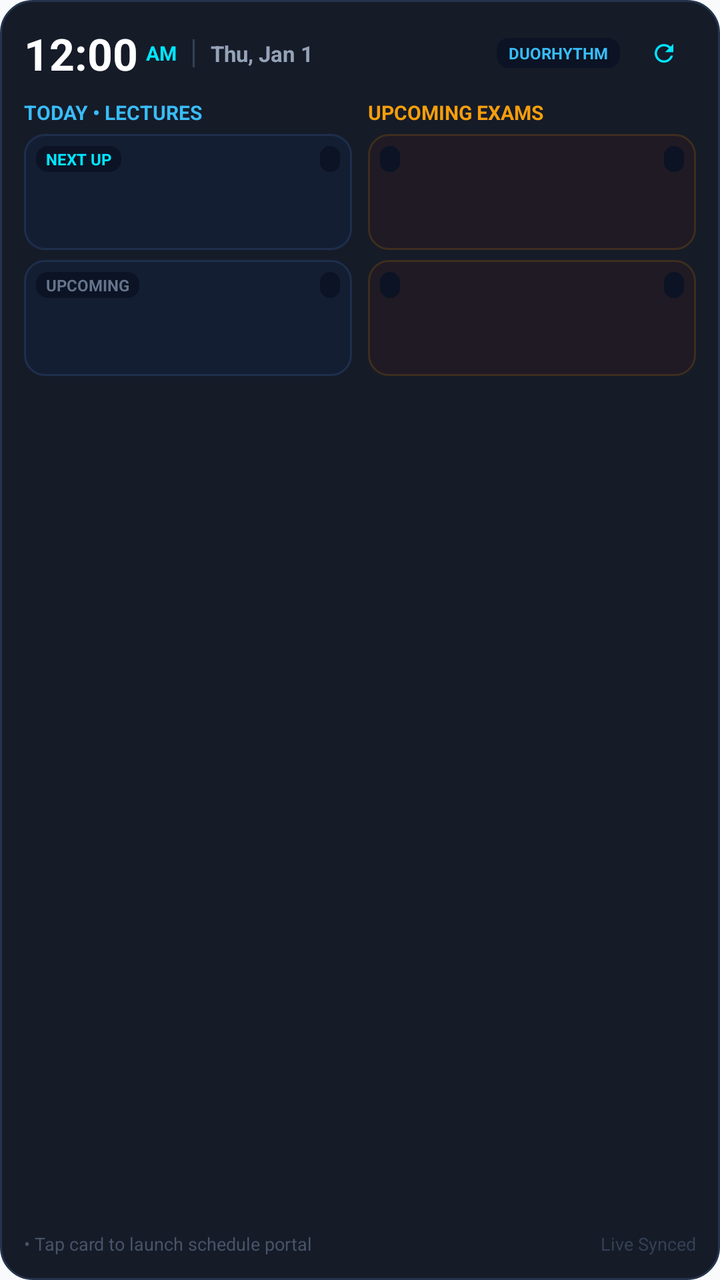
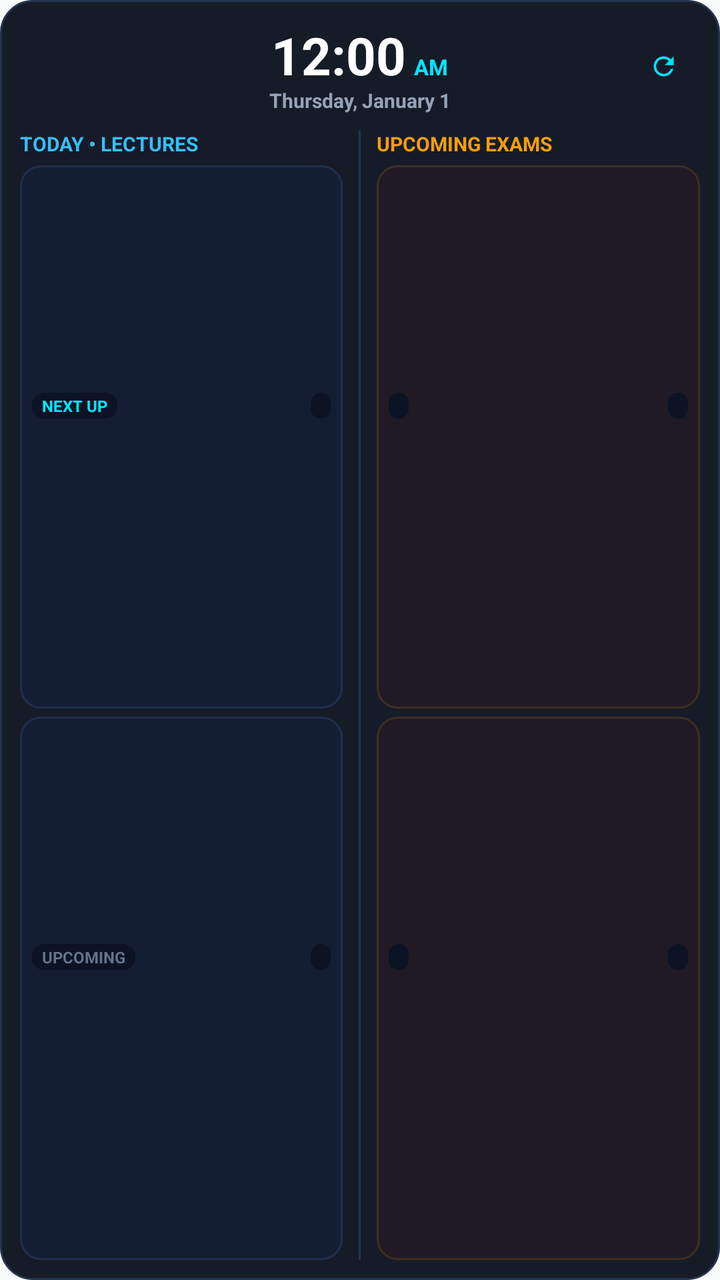

An Android layout rendered at two revisions. The XML below is the earlier revision; the diff shows what the commit changed to produce the second picture.
<!-- AndroidManifest.xml: application theme Theme.LifeSync -->
<!-- res/layout/widget_academic_hub.xml -->
<?xml version="1.0" encoding="utf-8"?>
<LinearLayout xmlns:android="http://schemas.android.com/apk/res/android"
    android:id="@+id/layoutWidgetRoot"
    android:layout_width="match_parent"
    android:layout_height="match_parent"
    android:background="@drawable/bg_widget_glass_oled"
    android:orientation="vertical"
    android:padding="12dp">

    
    <LinearLayout
        android:layout_width="match_parent"
        android:layout_height="wrap_content"
        android:gravity="center_vertical"
        android:orientation="horizontal">

        
        <LinearLayout
            android:layout_width="0dp"
            android:layout_height="wrap_content"
            android:layout_weight="1"
            android:gravity="center_vertical"
            android:orientation="horizontal">

            <TextClock
                android:id="@+id/tcWidgetClock"
                android:layout_width="wrap_content"
                android:layout_height="wrap_content"
                android:format12Hour="h:mm"
                android:textColor="#FFFFFF"
                android:textSize="22sp"
                android:textStyle="bold" />

            <TextClock
                android:id="@+id/tcWidgetAmPm"
                android:layout_width="wrap_content"
                android:layout_height="wrap_content"
                android:layout_marginStart="4dp"
                android:format12Hour="a"
                android:textColor="#00E5FF"
                android:textSize="10sp"
                android:textStyle="bold" />

            <FrameLayout
                android:layout_width="1dp"
                android:layout_height="14dp"
                android:layout_marginHorizontal="8dp"
                android:background="#334155" />

            <TextClock
                android:id="@+id/tcWidgetDate"
                android:layout_width="wrap_content"
                android:layout_height="wrap_content"
                android:format12Hour="EEE, MMM d"
                android:textColor="#94A3B8"
                android:textSize="11sp"
                android:textStyle="bold" />
        </LinearLayout>

        
        <TextView
            android:layout_width="wrap_content"
            android:layout_height="wrap_content"
            android:background="@drawable/bg_widget_pill_badge"
            android:paddingHorizontal="6dp"
            android:paddingVertical="2dp"
            android:text="DUORHYTHM"
            android:textColor="#38BDF8"
            android:textSize="8sp"
            android:textStyle="bold" />

        <FrameLayout
            android:id="@+id/btnWidgetRefreshHitbox"
            android:layout_width="32dp"
            android:layout_height="28dp"
            android:layout_marginStart="6dp">

            <ImageView
                android:id="@+id/ivWidgetRefreshIcon"
                android:layout_width="14dp"
                android:layout_height="14dp"
                android:layout_gravity="center"
                android:contentDescription="Refresh"
                android:src="@drawable/ic_refresh" />

            <ProgressBar
                android:id="@+id/pbWidgetLoading"
                android:layout_width="14dp"
                android:layout_height="14dp"
                android:layout_gravity="center"
                android:indeterminate="true"
                android:indeterminateTint="#00E5FF"
                android:visibility="gone" />
        </FrameLayout>
    </LinearLayout>

    
    <LinearLayout
        android:id="@+id/layoutMainGrid"
        android:layout_width="match_parent"
        android:layout_height="0dp"
        android:layout_marginTop="8dp"
        android:layout_weight="1"
        android:baselineAligned="false"
        android:orientation="horizontal">

        
        <LinearLayout
            android:id="@+id/layoutScheduleSection"
            android:layout_width="0dp"
            android:layout_height="match_parent"
            android:layout_weight="1"
            android:orientation="vertical">

            <TextView
                android:id="@+id/tvClassHeader"
                android:layout_width="match_parent"
                android:layout_height="wrap_content"
                android:layout_marginBottom="4dp"
                android:text="TODAY • LECTURES"
                android:textColor="#38BDF8"
                android:textSize="10sp"
                android:textStyle="bold" />

            
            <LinearLayout
                android:id="@+id/rowClass1"
                android:layout_width="match_parent"
                android:layout_height="wrap_content"
                android:layout_marginBottom="5dp"
                android:background="@drawable/bg_widget_item_class"
                android:orientation="vertical"
                android:padding="6dp">

                <LinearLayout
                    android:layout_width="match_parent"
                    android:layout_height="wrap_content"
                    android:gravity="center_vertical"
                    android:orientation="horizontal">

                    <TextView
                        android:id="@+id/tvClass1Badge"
                        android:layout_width="wrap_content"
                        android:layout_height="wrap_content"
                        android:background="@drawable/bg_widget_pill_badge"
                        android:paddingHorizontal="5dp"
                        android:paddingVertical="1dp"
                        android:text="NEXT UP"
                        android:textColor="#00E5FF"
                        android:textSize="8sp"
                        android:textStyle="bold" />

                    <FrameLayout
                        android:layout_width="0dp"
                        android:layout_height="1dp"
                        android:layout_weight="1" />

                    <TextView
                        android:id="@+id/tvClass1Room"
                        android:layout_width="wrap_content"
                        android:layout_height="wrap_content"
                        android:background="@drawable/bg_widget_pill_badge"
                        android:paddingHorizontal="5dp"
                        android:paddingVertical="1dp"
                        android:textColor="#38BDF8"
                        android:textSize="8sp"
                        android:textStyle="bold" />
                </LinearLayout>

                <TextView
                    android:id="@+id/tvClass1Title"
                    android:layout_width="match_parent"
                    android:layout_height="wrap_content"
                    android:layout_marginTop="3dp"
                    android:ellipsize="end"
                    android:lineSpacingExtra="1dp"
                    android:maxLines="2"
                    android:textColor="#FFFFFF"
                    android:textSize="11sp"
                    android:textStyle="bold" />

                <TextView
                    android:id="@+id/tvClass1Time"
                    android:layout_width="wrap_content"
                    android:layout_height="wrap_content"
                    android:layout_marginTop="3dp"
                    android:textColor="#94A3B8"
                    android:textSize="9sp" />
            </LinearLayout>

            
            <LinearLayout
                android:id="@+id/rowClass2"
                android:layout_width="match_parent"
                android:layout_height="wrap_content"
                android:layout_marginBottom="5dp"
                android:background="@drawable/bg_widget_item_class"
                android:orientation="vertical"
                android:padding="6dp">

                <LinearLayout
                    android:layout_width="match_parent"
                    android:layout_height="wrap_content"
                    android:gravity="center_vertical"
                    android:orientation="horizontal">

                    <TextView
                        android:id="@+id/tvClass2Badge"
                        android:layout_width="wrap_content"
                        android:layout_height="wrap_content"
                        android:background="@drawable/bg_widget_pill_badge"
                        android:paddingHorizontal="5dp"
                        android:paddingVertical="1dp"
                        android:text="UPCOMING"
                        android:textColor="#64748B"
                        android:textSize="8sp"
                        android:textStyle="bold" />

                    <FrameLayout
                        android:layout_width="0dp"
                        android:layout_height="1dp"
                        android:layout_weight="1" />

                    <TextView
                        android:id="@+id/tvClass2Room"
                        android:layout_width="wrap_content"
                        android:layout_height="wrap_content"
                        android:background="@drawable/bg_widget_pill_badge"
                        android:paddingHorizontal="5dp"
                        android:paddingVertical="1dp"
                        android:textColor="#38BDF8"
                        android:textSize="8sp"
                        android:textStyle="bold" />
                </LinearLayout>

                <TextView
                    android:id="@+id/tvClass2Title"
                    android:layout_width="match_parent"
                    android:layout_height="wrap_content"
                    android:layout_marginTop="3dp"
                    android:ellipsize="end"
                    android:lineSpacingExtra="1dp"
                    android:maxLines="2"
                    android:textColor="#FFFFFF"
                    android:textSize="11sp"
                    android:textStyle="bold" />

                <TextView
                    android:id="@+id/tvClass2Time"
                    android:layout_width="wrap_content"
                    android:layout_height="wrap_content"
                    android:layout_marginTop="3dp"
                    android:textColor="#94A3B8"
                    android:textSize="9sp" />
            </LinearLayout>

            <TextView
                android:id="@+id/tvNoClasses"
                android:layout_width="match_parent"
                android:layout_height="match_parent"
                android:background="@drawable/bg_widget_item_class"
                android:gravity="center"
                android:text="No upcoming lectures"
                android:textColor="#64748B"
                android:textSize="10sp"
                android:visibility="gone" />
        </LinearLayout>

        <FrameLayout
            android:id="@+id/layoutColumnGap"
            android:layout_width="8dp"
            android:layout_height="match_parent" />

        
        <LinearLayout
            android:id="@+id/layoutExamSection"
            android:layout_width="0dp"
            android:layout_height="match_parent"
            android:layout_weight="1"
            android:orientation="vertical">

            <TextView
                android:id="@+id/tvExamHeader"
                android:layout_width="match_parent"
                android:layout_height="wrap_content"
                android:layout_marginBottom="4dp"
                android:text="UPCOMING EXAMS"
                android:textColor="#F59E0B"
                android:textSize="10sp"
                android:textStyle="bold" />

            
            <LinearLayout
                android:id="@+id/rowExam1"
                android:layout_width="match_parent"
                android:layout_height="wrap_content"
                android:layout_marginBottom="5dp"
                android:background="@drawable/bg_widget_item_exam"
                android:orientation="vertical"
                android:padding="6dp">

                <LinearLayout
                    android:layout_width="match_parent"
                    android:layout_height="wrap_content"
                    android:gravity="center_vertical"
                    android:orientation="horizontal">

                    <TextView
                        android:id="@+id/tvExam1Badge"
                        android:layout_width="wrap_content"
                        android:layout_height="wrap_content"
                        android:background="@drawable/bg_widget_pill_badge"
                        android:paddingHorizontal="5dp"
                        android:paddingVertical="1dp"
                        android:textColor="#F59E0B"
                        android:textSize="8sp"
                        android:textStyle="bold" />

                    <FrameLayout
                        android:layout_width="0dp"
                        android:layout_height="1dp"
                        android:layout_weight="1" />

                    <TextView
                        android:id="@+id/tvExam1Room"
                        android:layout_width="wrap_content"
                        android:layout_height="wrap_content"
                        android:background="@drawable/bg_widget_pill_badge"
                        android:paddingHorizontal="5dp"
                        android:paddingVertical="1dp"
                        android:textColor="#F59E0B"
                        android:textSize="8sp"
                        android:textStyle="bold" />
                </LinearLayout>

                <TextView
                    android:id="@+id/tvExam1Title"
                    android:layout_width="match_parent"
                    android:layout_height="wrap_content"
                    android:layout_marginTop="3dp"
                    android:ellipsize="end"
                    android:lineSpacingExtra="1dp"
                    android:maxLines="2"
                    android:textColor="#FFFFFF"
                    android:textSize="11sp"
                    android:textStyle="bold" />

                <TextView
                    android:id="@+id/tvExam1Time"
                    android:layout_width="wrap_content"
                    android:layout_height="wrap_content"
                    android:layout_marginTop="3dp"
                    android:textColor="#94A3B8"
                    android:textSize="9sp" />
            </LinearLayout>

            
            <LinearLayout
                android:id="@+id/rowExam2"
                android:layout_width="match_parent"
                android:layout_height="wrap_content"
                android:layout_marginBottom="5dp"
                android:background="@drawable/bg_widget_item_exam"
                android:orientation="vertical"
                android:padding="6dp">

                <LinearLayout
                    android:layout_width="match_parent"
                    android:layout_height="wrap_content"
                    android:gravity="center_vertical"
                    android:orientation="horizontal">

                    <TextView
                        android:id="@+id/tvExam2Badge"
                        android:layout_width="wrap_content"
                        android:layout_height="wrap_content"
                        android:background="@drawable/bg_widget_pill_badge"
                        android:paddingHorizontal="5dp"
                        android:paddingVertical="1dp"
                        android:textColor="#F59E0B"
                        android:textSize="8sp"
                        android:textStyle="bold" />

                    <FrameLayout
                        android:layout_width="0dp"
                        android:layout_height="1dp"
                        android:layout_weight="1" />

                    <TextView
                        android:id="@+id/tvExam2Room"
                        android:layout_width="wrap_content"
                        android:layout_height="wrap_content"
                        android:background="@drawable/bg_widget_pill_badge"
                        android:paddingHorizontal="5dp"
                        android:paddingVertical="1dp"
                        android:textColor="#F59E0B"
                        android:textSize="8sp"
                        android:textStyle="bold" />
                </LinearLayout>

                <TextView
                    android:id="@+id/tvExam2Title"
                    android:layout_width="match_parent"
                    android:layout_height="wrap_content"
                    android:layout_marginTop="3dp"
                    android:ellipsize="end"
                    android:lineSpacingExtra="1dp"
                    android:maxLines="2"
                    android:textColor="#FFFFFF"
                    android:textSize="11sp"
                    android:textStyle="bold" />

                <TextView
                    android:id="@+id/tvExam2Time"
                    android:layout_width="wrap_content"
                    android:layout_height="wrap_content"
                    android:layout_marginTop="3dp"
                    android:textColor="#94A3B8"
                    android:textSize="9sp" />
            </LinearLayout>

            <TextView
                android:id="@+id/tvNoExams"
                android:layout_width="match_parent"
                android:layout_height="match_parent"
                android:background="@drawable/bg_widget_item_exam"
                android:gravity="center"
                android:text="All clear! No pending exams"
                android:textColor="#64748B"
                android:textSize="10sp"
                android:visibility="gone" />
        </LinearLayout>
    </LinearLayout>

    
    <LinearLayout
        android:layout_width="match_parent"
        android:layout_height="wrap_content"
        android:layout_marginTop="4dp"
        android:gravity="center_vertical"
        android:orientation="horizontal">

        <TextView
            android:layout_width="0dp"
            android:layout_height="wrap_content"
            android:layout_weight="1"
            android:text="• Tap card to launch schedule portal"
            android:textColor="#475569"
            android:textSize="9sp" />

        <TextView
            android:id="@+id/tvWidgetStatusNote"
            android:layout_width="wrap_content"
            android:layout_height="wrap_content"
            android:text="Live Synced"
            android:textColor="#334155"
            android:textSize="9sp" />
    </LinearLayout>
</LinearLayout>
<!-- resources referenced by this layout -->
<resources>
  <!-- drawable bg_widget_glass_oled (drawable) -->
  <shape xmlns:android="http://schemas.android.com/apk/res/android"
      android:shape="rectangle">
      <solid android:color="#F20A0F1D" />
      <corners android:radius="16dp" />
      <stroke
          android:width="1dp"
          android:color="#24344D" />
  </shape>
  <!-- drawable bg_widget_item_class (drawable) -->
  <shape xmlns:android="http://schemas.android.com/apk/res/android"
      android:shape="rectangle">
      <solid android:color="#141E33" />
      <corners android:radius="10dp" />
      <stroke
          android:width="1dp"
          android:color="#1E2F4D" />
  </shape>
  <!-- drawable bg_widget_item_exam (drawable) -->
  <shape xmlns:android="http://schemas.android.com/apk/res/android"
      android:shape="rectangle">
      <solid android:color="#1F1A24" />
      <corners android:radius="10dp" />
      <stroke
          android:width="1dp"
          android:color="#3D2E1E" />
  </shape>
  <!-- drawable bg_widget_pill_badge (drawable) -->
  <shape xmlns:android="http://schemas.android.com/apk/res/android"
      android:shape="rectangle">
      <solid android:color="#0B1324" />
      <corners android:radius="6dp" />
  </shape>
  <!-- drawable ic_refresh (drawable) -->
  <vector xmlns:android="http://schemas.android.com/apk/res/android"
      android:width="24dp"
      android:height="24dp"
      android:viewportWidth="24"
      android:viewportHeight="24">
      <path
          android:fillColor="#00E5FF"
          android:pathData="M17.65,6.35C16.2,4.9 14.21,4 12,4c-4.42,0 -7.99,3.58 -7.99,8s3.57,8 7.99,8c3.73,0 6.84,-2.55 7.73,-6h-2.08c-0.82,2.33 -3.04,4 -5.65,4 -3.31,0 -6,-2.69 -6,-6s2.69,-6 6,-6c1.66,0 3.14,0.69 4.22,1.78L13,11h7V4l-2.35,2.35z"/>
  </vector>
  <color name="primary">#0284C7</color>
  <color name="primary_variant">#0369A1</color>
  <color name="on_primary">#FFFFFF</color>
  <color name="secondary">#7C3AED</color>
  <color name="secondary_variant">#6D28D9</color>
  <color name="on_secondary">#FFFFFF</color>
  <color name="surface">#FFFFFF</color>
  <color name="text_primary">#0F172A</color>
  <color name="text_secondary">#64748B</color>
  <color name="background">#F8FAFC</color>
  <style name="CardElevationRounded" parent="Widget.MaterialComponents.CardView">
          <item name="cardCornerRadius">22dp</item>
          <item name="cardElevation">2dp</item>
          <item name="strokeWidth">1dp</item>
          <item name="strokeColor">@color/card_stroke</item>
          <item name="cardBackgroundColor">@color/surface_card</item>
      </style>
  <style name="DuoRhythmTextView" parent="android:Widget.TextView">
          <item name="android:lineSpacingExtra">2dp</item>
          <item name="android:fontFamily">sans-serif</item>
          <item name="android:includeFontPadding">true</item>
      </style>
  <style name="DuoRhythmEditText" parent="android:Widget.EditText">
          <item name="android:lineSpacingExtra">2dp</item>
          <item name="android:fontFamily">sans-serif</item>
          <item name="android:includeFontPadding">true</item>
          <item name="android:textColor">@color/text_primary</item>
          <item name="android:textColorHint">@color/text_secondary</item>
      </style>
  <color name="card_stroke">#E2E8F0</color>
  <color name="surface_card">#FFFFFF</color>
  <!-- unchanged entries left out for length: 1 -->
</resources>

<!-- the commit's change to res/layout/widget_academic_hub.xml (unified diff, before → after) -->
@@ -5,94 +5,85 @@
     android:layout_height="match_parent"
     android:background="@drawable/bg_widget_glass_oled"
     android:orientation="vertical"
-    android:padding="12dp">
+    android:padding="10dp">
 
     
-    <LinearLayout
+    <RelativeLayout
         android:layout_width="match_parent"
-        android:layout_height="wrap_content"
-        android:gravity="center_vertical"
-        android:orientation="horizontal">
+        android:layout_height="wrap_content">
 
         
         <LinearLayout
-            android:layout_width="0dp"
+            android:id="@+id/layoutClockTouchpad"
+            android:layout_width="wrap_content"
             android:layout_height="wrap_content"
-            android:layout_weight="1"
-            android:gravity="center_vertical"
-            android:orientation="horizontal">
-
-            <TextClock
-                android:id="@+id/tcWidgetClock"
+            android:layout_centerHorizontal="true"
+            android:gravity="center"
+            android:orientation="vertical">
+
+            <LinearLayout
                 android:layout_width="wrap_content"
                 android:layout_height="wrap_content"
-                android:format12Hour="h:mm"
-                android:textColor="#FFFFFF"
-                android:textSize="22sp"
-                android:textStyle="bold" />
-
-            <TextClock
-                android:id="@+id/tcWidgetAmPm"
-                android:layout_width="wrap_content"
-                android:layout_height="wrap_content"
-                android:layout_marginStart="4dp"
-                android:format12Hour="a"
-                android:textColor="#00E5FF"
-                android:textSize="10sp"
-                android:textStyle="bold" />
-
-            <FrameLayout
-                android:layout_width="1dp"
-                android:layout_height="14dp"
-                android:layout_marginHorizontal="8dp"
-                android:background="#334155" />
+                android:gravity="bottom"
+                android:orientation="horizontal">
+
+                <TextClock
+                    android:id="@+id/tcWidgetClock"
+                    android:layout_width="wrap_content"
+                    android:layout_height="wrap_content"
+                    android:format12Hour="h:mm"
+                    android:textColor="#FFFFFF"
+                    android:textSize="26sp"
+                    android:textStyle="bold" />
+
+                <TextClock
+                    android:id="@+id/tcWidgetAmPm"
+                    android:layout_width="wrap_content"
+                    android:layout_height="wrap_content"
+                    android:layout_marginStart="4dp"
+                    android:format12Hour="a"
+                    android:textColor="#00E5FF"
+                    android:textSize="11sp"
+                    android:textStyle="bold" />
+            </LinearLayout>
 
             <TextClock
                 android:id="@+id/tcWidgetDate"
                 android:layout_width="wrap_content"
                 android:layout_height="wrap_content"
-                android:format12Hour="EEE, MMM d"
+                android:layout_marginTop="-2dp"
+                android:format12Hour="EEEE, MMMM d"
                 android:textColor="#94A3B8"
-                android:textSize="11sp"
+                android:textSize="10sp"
                 android:textStyle="bold" />
         </LinearLayout>
 
         
-        <TextView
-            android:layout_width="wrap_content"
-            android:layout_height="wrap_content"
-            android:background="@drawable/bg_widget_pill_badge"
-            android:paddingHorizontal="6dp"
-            android:paddingVertical="2dp"
-            android:text="DUORHYTHM"
-            android:textColor="#38BDF8"
-            android:textSize="8sp"
-            android:textStyle="bold" />
-
         <FrameLayout
             android:id="@+id/btnWidgetRefreshHitbox"
-            android:layout_width="32dp"
-            android:layout_height="28dp"
-            android:layout_marginStart="6dp">
+            android:layout_width="36dp"
+            android:layout_height="36dp"
+            android:layout_alignParentEnd="true"
+            android:layout_centerVertical="true">
 
             <ImageView
                 android:id="@+id/ivWidgetRefreshIcon"
-                android:layout_width="14dp"
-                android:layout_height="14dp"
+                android:layout_width="15dp"
+                android:layout_height="15dp"
                 android:layout_gravity="center"
                 android:contentDescription="Refresh"
                 android:src="@drawable/ic_refresh" />
 
             <ProgressBar
                 android:id="@+id/pbWidgetLoading"
-                android:layout_width="14dp"
-                android:layout_height="14dp"
+                android:layout_width="15dp"
+                android:layout_height="15dp"
                 android:layout_gravity="center"
                 android:indeterminate="true"
                 android:indeterminateTint="#00E5FF"
                 android:visibility="gone" />
         </FrameLayout>
-    </LinearLayout>
+    </RelativeLayout>
 
     
     <LinearLayout
@@ -126,9 +117,11 @@
             <LinearLayout
                 android:id="@+id/rowClass1"
                 android:layout_width="match_parent"
-                android:layout_height="wrap_content"
-                android:layout_marginBottom="5dp"
+                android:layout_height="0dp"
+                android:layout_marginBottom="4dp"
+                android:layout_weight="1"
                 android:background="@drawable/bg_widget_item_class"
+                android:gravity="center_vertical"
                 android:orientation="vertical"
                 android:padding="6dp">
 
@@ -171,7 +164,7 @@
                     android:id="@+id/tvClass1Title"
                     android:layout_width="match_parent"
                     android:layout_height="wrap_content"
-                    android:layout_marginTop="3dp"
+                    android:layout_marginTop="2dp"
                     android:ellipsize="end"
                     android:lineSpacingExtra="1dp"
                     android:maxLines="2"
@@ -183,7 +176,7 @@
                     android:id="@+id/tvClass1Time"
                     android:layout_width="wrap_content"
                     android:layout_height="wrap_content"
-                    android:layout_marginTop="3dp"
+                    android:layout_marginTop="2dp"
                     android:textColor="#94A3B8"
                     android:textSize="9sp" />
             </LinearLayout>
@@ -192,9 +185,10 @@
             <LinearLayout
                 android:id="@+id/rowClass2"
                 android:layout_width="match_parent"
-                android:layout_height="wrap_content"
-                android:layout_marginBottom="5dp"
+                android:layout_height="0dp"
+                android:layout_weight="1"
                 android:background="@drawable/bg_widget_item_class"
+                android:gravity="center_vertical"
                 android:orientation="vertical"
                 android:padding="6dp">
 
@@ -237,7 +231,7 @@
                     android:id="@+id/tvClass2Title"
                     android:layout_width="match_parent"
                     android:layout_height="wrap_content"
-                    android:layout_marginTop="3dp"
+                    android:layout_marginTop="2dp"
                     android:ellipsize="end"
                     android:lineSpacingExtra="1dp"
                     android:maxLines="2"
@@ -249,7 +243,7 @@
                     android:id="@+id/tvClass2Time"
                     android:layout_width="wrap_content"
                     android:layout_height="wrap_content"
-                    android:layout_marginTop="3dp"
+                    android:layout_marginTop="2dp"
                     android:textColor="#94A3B8"
                     android:textSize="9sp" />
             </LinearLayout>
@@ -266,10 +260,13 @@
                 android:visibility="gone" />
         </LinearLayout>
 
+        
         <FrameLayout
-            android:id="@+id/layoutColumnGap"
-            android:layout_width="8dp"
-            android:layout_height="match_parent" />
+            android:id="@+id/vSectionDivider"
+            android:layout_width="1dp"
+            android:layout_height="match_parent"
+            android:layout_marginHorizontal="8dp"
+            android:background="#2E38BDF8" />
 
         
         <LinearLayout
@@ -293,9 +290,11 @@
             <LinearLayout
                 android:id="@+id/rowExam1"
                 android:layout_width="match_parent"
-                android:layout_height="wrap_content"
-                android:layout_marginBottom="5dp"
+                android:layout_height="0dp"
+                android:layout_marginBottom="4dp"
+                android:layout_weight="1"
                 android:background="@drawable/bg_widget_item_exam"
+                android:gravity="center_vertical"
                 android:orientation="vertical"
                 android:padding="6dp">
 
@@ -337,7 +336,7 @@
                     android:id="@+id/tvExam1Title"
                     android:layout_width="match_parent"
                     android:layout_height="wrap_content"
-                    android:layout_marginTop="3dp"
+                    android:layout_marginTop="2dp"
                     android:ellipsize="end"
                     android:lineSpacingExtra="1dp"
                     android:maxLines="2"
@@ -349,7 +348,7 @@
                     android:id="@+id/tvExam1Time"
                     android:layout_width="wrap_content"
                     android:layout_height="wrap_content"
-                    android:layout_marginTop="3dp"
+                    android:layout_marginTop="2dp"
                     android:textColor="#94A3B8"
                     android:textSize="9sp" />
             </LinearLayout>
@@ -358,9 +357,10 @@
             <LinearLayout
                 android:id="@+id/rowExam2"
                 android:layout_width="match_parent"
-                android:layout_height="wrap_content"
-                android:layout_marginBottom="5dp"
+                android:layout_height="0dp"
+                android:layout_weight="1"
                 android:background="@drawable/bg_widget_item_exam"
+                android:gravity="center_vertical"
                 android:orientation="vertical"
                 android:padding="6dp">
 
@@ -402,7 +402,7 @@
                     android:id="@+id/tvExam2Title"
                     android:layout_width="match_parent"
                     android:layout_height="wrap_content"
-                    android:layout_marginTop="3dp"
+                    android:layout_marginTop="2dp"
                     android:ellipsize="end"
                     android:lineSpacingExtra="1dp"
                     android:maxLines="2"
@@ -414,7 +414,7 @@
                     android:id="@+id/tvExam2Time"
                     android:layout_width="wrap_content"
                     android:layout_height="wrap_content"
-                    android:layout_marginTop="3dp"
+                    android:layout_marginTop="2dp"
                     android:textColor="#94A3B8"
                     android:textSize="9sp" />
             </LinearLayout>
@@ -431,29 +431,4 @@
                 android:visibility="gone" />
         </LinearLayout>
     </LinearLayout>
-
-    
-    <LinearLayout
-        android:layout_width="match_parent"
-        android:layout_height="wrap_content"
-        android:layout_marginTop="4dp"
-        android:gravity="center_vertical"
-        android:orientation="horizontal">
-
-        <TextView
-            android:layout_width="0dp"
-            android:layout_height="wrap_content"
-            android:layout_weight="1"
-            android:text="• Tap card to launch schedule portal"
-            android:textColor="#475569"
-            android:textSize="9sp" />
-
-        <TextView
-            android:id="@+id/tvWidgetStatusNote"
-            android:layout_width="wrap_content"
-            android:layout_height="wrap_content"
-            android:text="Live Synced"
-            android:textColor="#334155"
-            android:textSize="9sp" />
-    </LinearLayout>
 </LinearLayout>
